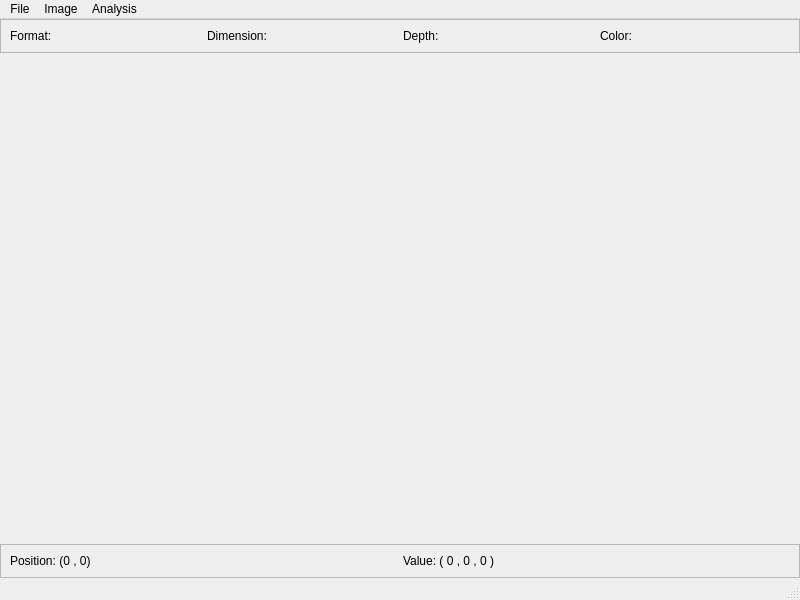
This is mainwindow.ui in alephshahor/Pinzo as Qt 5 draws it before an edit. The edited form follows.
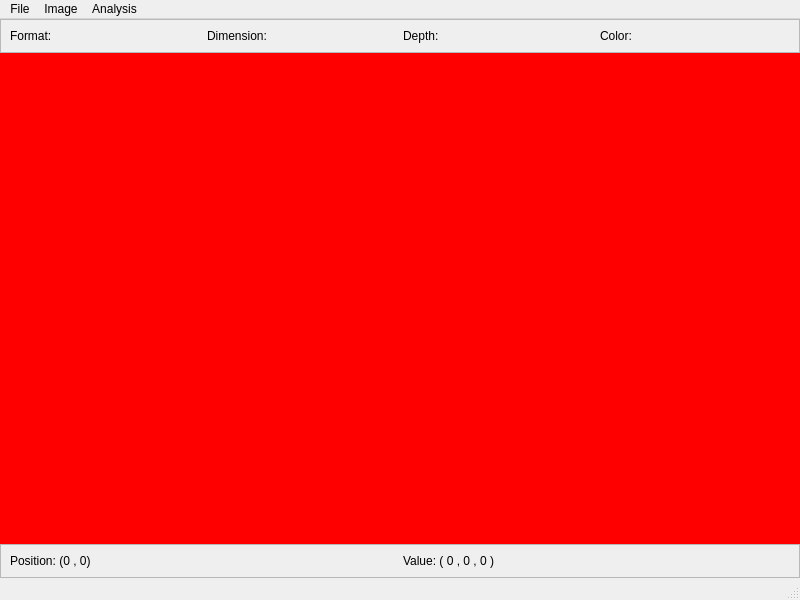
This is the edited form.

```diff
--- a/mainwindow.ui
+++ b/mainwindow.ui
@@ -22,7 +22,7 @@
    </property>
    <layout class="QVBoxLayout" name="verticalLayout" stretch="0,100,0">
     <property name="spacing">
-     <number>5</number>
+     <number>0</number>
     </property>
     <property name="leftMargin">
      <number>0</number>
@@ -85,7 +85,7 @@
        </sizepolicy>
       </property>
       <property name="styleSheet">
-       <string notr="true"/>
+       <string notr="true">background-color: rgb(255, 0, 0);</string>
       </property>
       <property name="text">
        <string/>
```
Left out of the diff: 6 changed lines with no effect on the pictures.
